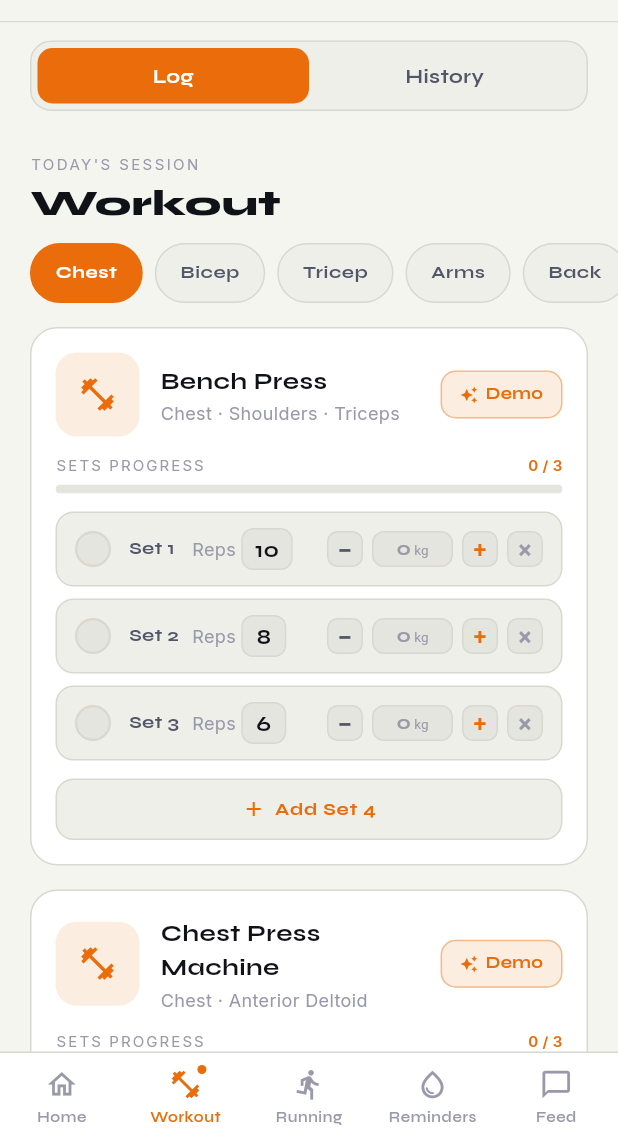
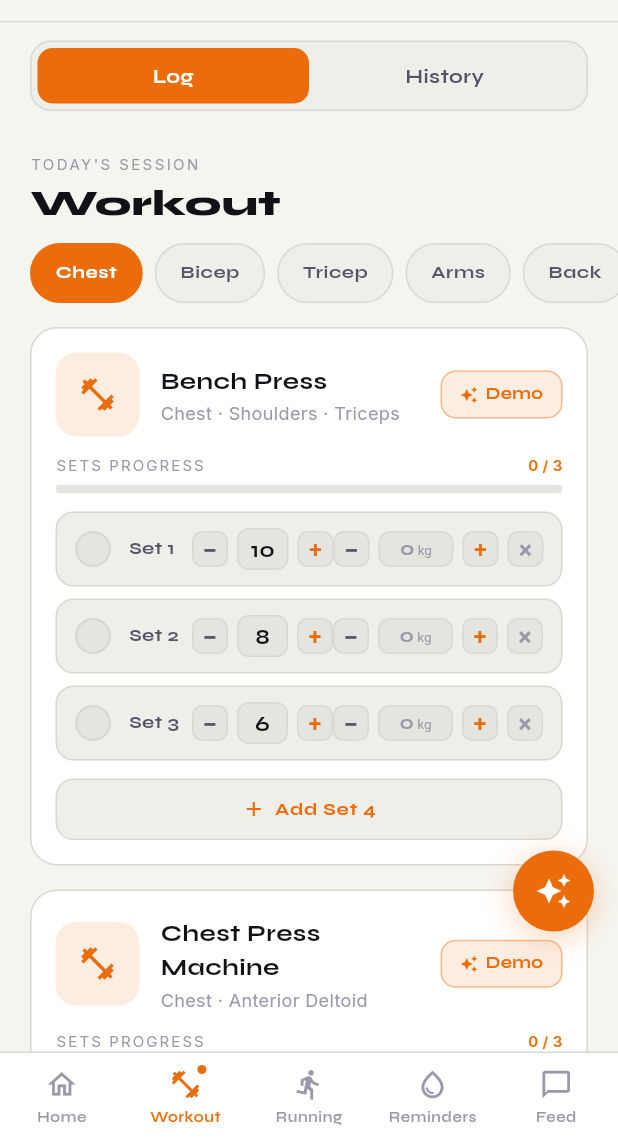
Before and after one commit to avneeshgautam/movara, a Flutter app: the screen it shows once a user with an empty profile is signed in, item 2 of the bottom bar chosen, on a phone screen of 412 x 824 dp, the part 93-1236 px from its top. Run offline on Flutter 3.47's test engine with Material 3 defaults, Android fonts, the phone set to English and light mode, and no system bars; our stand-ins replace firebase_auth, firebase_core, flutter_local_notifications, flutter_map, geolocator, google_fonts and 7 more; missing offline and left inert: dart:js_interop, gal; accounts and stored records are empty; network calls fail.

Commit message:
Reps +/- steppers, a leaderboard Feed, and a floating chatbot
Reps get - / + steppers on each set, matching the weight control (the "Reps"
label goes, since the stepper and "Set N" already make it clear); the weight
box is trimmed so the row still fits a narrow phone.

Feed becomes social, starting with a leaderboard: a new backend
(profiles table + /api/profile upsert + /api/leaderboard) ranks everyone who
has signed in by sets logged this week. Only names, photos and the weekly
count are exposed -- never another user's individual entries. The app upserts
its profile on launch so the user appears. Friends-scoping and stories come
later.

The AI chatbot moves off the Feed tab to a floating button, opening the
assistant full-screen. It stays deferred until an API key is set.

Backend 39 passing (leaderboard verified against real Postgres). Frontend 82.

Co-Authored-By: Claude Opus 4.8 <noreply@anthropic.com>

```diff
--- /dev/null
+++ b/frontend/lib/models/leaderboard_entry.dart
@@ -0,0 +1,27 @@
+/// One row on the leaderboard.
+class LeaderboardEntry {
+  const LeaderboardEntry({
+    required this.userId,
+    required this.displayName,
+    required this.setsThisWeek,
+    required this.rank,
+    required this.isMe,
+    this.photoUrl,
+  });
+
+  final String userId;
+  final String displayName;
+  final int setsThisWeek;
+  final int rank;
+  final bool isMe;
+  final String? photoUrl;
+
+  factory LeaderboardEntry.fromJson(Map<String, dynamic> json) => LeaderboardEntry(
+        userId: json['userId'] as String,
+        displayName: json['displayName'] as String,
+        setsThisWeek: json['setsThisWeek'] as int,
+        rank: json['rank'] as int,
+        isMe: json['isMe'] as bool,
+        photoUrl: json['photoUrl'] as String?,
+      );
+}
--- a/frontend/lib/screens/home_shell.dart
+++ b/frontend/lib/screens/home_shell.dart
@@ -10,6 +10,7 @@ import '../theme/movara_colors.dart';
 import '../widgets/movara_header.dart';
 import 'account_tab.dart';
 import 'feed_tab.dart';
+import 'leaderboard_tab.dart';
 import 'home_tab.dart';
 import 'reminders_tab.dart';
 import 'running_tab.dart';
@@ -50,6 +51,9 @@ class _HomeShellState extends State<HomeShell> {
     _entriesFuture = _api.fetchWorkoutEntries();
     _reminders.load();
     _runs.load();
+    // Register name/photo so this user shows on the leaderboard.
+    _api.upsertProfile(_displayName,
+        photoUrl: widget.auth.currentUser?.photoURL);
   }
 
   @override
@@ -80,6 +84,28 @@ class _HomeShellState extends State<HomeShell> {
     // Re-fetch when opening Home so its stats reflect sets just logged on the
     // Workout tab, even if the live refresh was missed.
     if (i == 0) _reload();
+  }
+
+  /// The Movara assistant, opened from the floating button.
+  void _openChat() {
+    Navigator.of(context).push(MaterialPageRoute<void>(
+      builder: (context) {
+        final c = context.movara;
+        return Scaffold(
+          backgroundColor: c.bg,
+          appBar: AppBar(
+            backgroundColor: c.surface,
+            surfaceTintColor: Colors.transparent,
+            elevation: 0,
+            iconTheme: IconThemeData(color: c.textPrimary),
+            title: Text('Movara Assistant',
+                style: AppTheme.display(
+                    color: c.textPrimary, fontSize: 18, fontWeight: FontWeight.w700)),
+          ),
+          body: FeedTab(api: _api),
+        );
+      },
+    ));
   }
 
   /// Account now opens from the header avatar rather than a bottom tab.
@@ -141,12 +167,13 @@ class _HomeShellState extends State<HomeShell> {
                 ),
                 RunningTab(store: _runs),
                 RemindersTab(scheduler: _reminders),
-                FeedTab(api: _api),
+                LeaderboardTab(api: _api),
               ],
             ),
           ),
         ],
       ),
+      floatingActionButton: _ChatFab(onTap: _openChat),
       bottomNavigationBar: _TabBar(
         index: _index,
         onChanged: _onTab,
@@ -235,3 +262,36 @@ class _TabBar extends StatelessWidget {
     );
   }
 }
+
+/// Floating button that opens the Movara assistant, sitting above the tab bar.
+class _ChatFab extends StatelessWidget {
+  const _ChatFab({required this.onTap});
+
+  final VoidCallback onTap;
+
+  @override
+  Widget build(BuildContext context) {
+    final c = context.movara;
+    return Padding(
+      // Lift it clear of the bottom tab bar.
+      padding: const EdgeInsets.only(bottom: 64),
+      child: GestureDetector(
+        onTap: onTap,
+        child: Container(
+          width: 54,
+          height: 54,
+          alignment: Alignment.center,
+          decoration: BoxDecoration(
+            color: c.accent,
+            shape: BoxShape.circle,
+            boxShadow: [
+              BoxShadow(
+                  color: c.accentGlow, blurRadius: 18, offset: const Offset(0, 4)),
+            ],
+          ),
+          child: const Icon(Icons.auto_awesome, color: Colors.white, size: 24),
+        ),
+      ),
+    );
+  }
+}
--- a/frontend/lib/screens/workout_session.dart
+++ b/frontend/lib/screens/workout_session.dart
@@ -297,6 +297,10 @@ class _ExerciseCardState extends State<_ExerciseCard> {
     }
   }
 
+  void _changeReps(int i, int delta) {
+    setState(() => _sets[i].reps = (_sets[i].reps + delta).clamp(1, 999).toInt());
+  }
+
   void _changeWeight(int i, double delta) {
     setState(() {
       final w = (_sets[i].weight + delta).clamp(0, 999).toDouble();
@@ -589,11 +593,12 @@ class _ExerciseCardState extends State<_ExerciseCard> {
               ),
             ),
           ),
-          Text('Reps ', style: TextStyle(color: c.textMuted, fontSize: 12)),
+          _roundBtn(context, '−', () => _changeReps(i, -1), c.textSecondary),
+          const SizedBox(width: 6),
           GestureDetector(
             onTap: () => _editReps(i),
             child: Container(
-              constraints: const BoxConstraints(minWidth: 30),
+              constraints: const BoxConstraints(minWidth: 34),
               padding: const EdgeInsets.symmetric(horizontal: 8, vertical: 3),
               alignment: Alignment.center,
               decoration: BoxDecoration(
@@ -611,6 +616,8 @@ class _ExerciseCardState extends State<_ExerciseCard> {
               ),
             ),
           ),
+          const SizedBox(width: 6),
+          _roundBtn(context, '+', () => _changeReps(i, 1), c.accent),
           const Spacer(),
           // Weight control.
           _roundBtn(context, '−', () => _changeWeight(i, -0.5), c.textSecondary),
@@ -618,7 +625,7 @@ class _ExerciseCardState extends State<_ExerciseCard> {
           GestureDetector(
             onTap: () => _editWeight(i),
             child: Container(
-              width: 54,
+              width: 50,
               padding: const EdgeInsets.symmetric(vertical: 3),
               alignment: Alignment.center,
               decoration: BoxDecoration(
```
Also changed, not shown: frontend/lib/screens/leaderboard_tab.dart (added, +215 -0 lines), frontend/lib/services/api_service.dart (+25 -0 lines), 5 other files.
